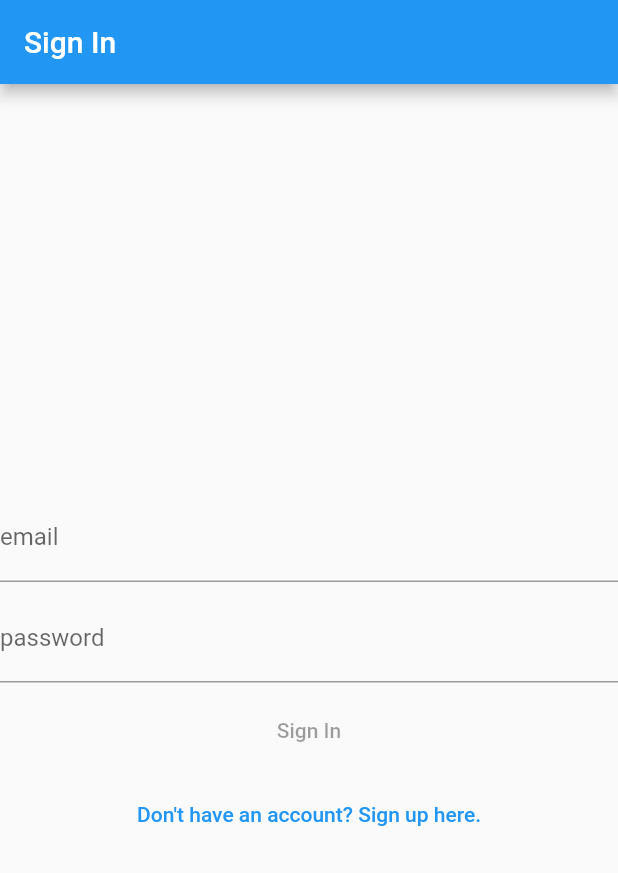
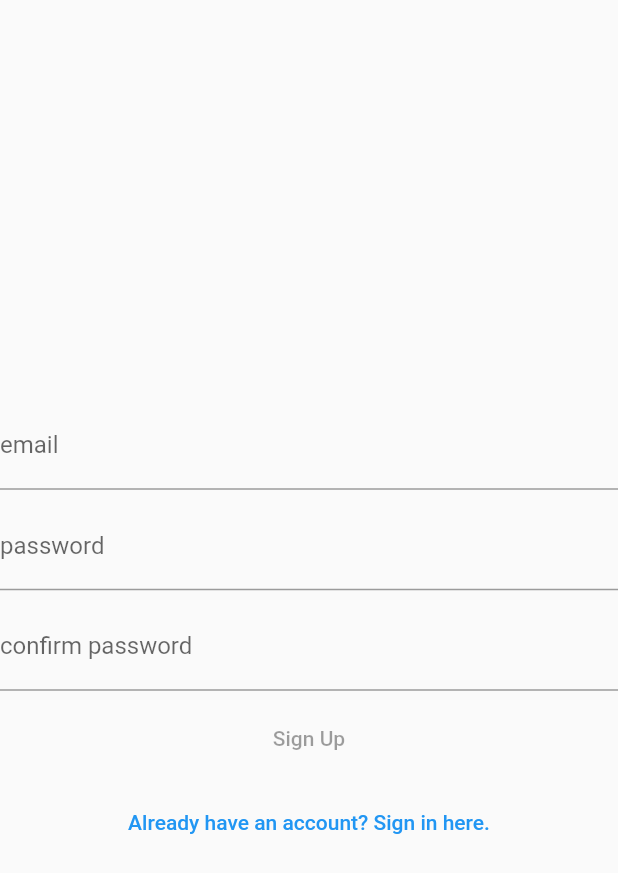
Before and after one commit to TudorBatica/Challenges, a Flutter app: the screen it shows after launch, after a tap on "Don't have an account? Sign up here.", on a phone screen of 412 x 824 dp. Shown: the top 873 px of the screen. Run offline on Flutter 3.47's test engine with Material 2 defaults, Android fonts, the light colour scheme and no system bars; our stand-ins replace bloc, equatable, firebase_auth, firebase_core, flutter_bloc, formz and 2 more; accounts and stored records are empty.

Commit message:
added sign up page & form

```diff
--- a/lib/application/authentication/sign_up_cubit.dart
+++ b/lib/application/authentication/sign_up_cubit.dart
@@ -12,8 +12,7 @@ part 'sign_up_state.dart';
 
 @injectable
 class SignUpCubit extends Cubit<SignUpState> {
-  SignUpCubit(SignUpState initialState, this._authenticationRepository)
-      : super(initialState);
+  SignUpCubit(this._authenticationRepository) : super(const SignUpState());
 
   final AuthenticationRepository _authenticationRepository;
 
@@ -50,7 +49,7 @@ class SignUpCubit extends Cubit<SignUpState> {
     ));
   }
 
-  Future<void> signUpFormSubmitted() async {
+  Future<void> signUpWithEmailAndPassword() async {
     if (!state.status.isValidated) return;
     emit(state.copyWith(status: FormzStatus.submissionInProgress));
     try {
--- a/lib/presentation/authentication/sign_in_form.dart
+++ b/lib/presentation/authentication/sign_in_form.dart
@@ -1,4 +1,5 @@
 import 'package:challengesapp/application/authentication/sign_in_cubit.dart';
+import 'package:challengesapp/presentation/authentication/sign_up_page.dart';
 import 'package:flutter/material.dart';
 import 'package:flutter_bloc/flutter_bloc.dart';
 import 'package:formz/formz.dart';
@@ -96,6 +97,8 @@ class _GoToSignUpButton extends StatelessWidget {
   @override
   Widget build(BuildContext context) {
     return TextButton(
-        onPressed: () {}, child: Text("Don't have an account? Sign up here."));
+        onPressed: () =>
+            Navigator.of(context).push(SignUpPage.materialPageRoute()),
+        child: Text("Don't have an account? Sign up here."));
   }
 }
--- a/lib/presentation/authentication/sign_in_page.dart
+++ b/lib/presentation/authentication/sign_in_page.dart
@@ -5,6 +5,12 @@ import 'package:flutter/material.dart';
 import 'package:flutter_bloc/flutter_bloc.dart';
 
 class SignInPage extends StatelessWidget {
+  const SignInPage({Key? key}) : super(key: key);
+
+  static Route materialPageRoute() {
+    return MaterialPageRoute<void>(builder: (_) => const SignInPage());
+  }
+
   @override
   Widget build(BuildContext context) {
     return Scaffold(
--- a/lib/presentation/authentication/sign_up_form.dart
+++ b/lib/presentation/authentication/sign_up_form.dart
@@ -1,4 +1,5 @@
 import 'package:challengesapp/application/authentication/sign_up_cubit.dart';
+import 'package:challengesapp/presentation/authentication/sign_in_page.dart';
 import 'package:flutter/material.dart';
 import 'package:flutter_bloc/flutter_bloc.dart';
 import 'package:formz/formz.dart';
@@ -15,7 +16,114 @@ class SignUpForm extends StatelessWidget {
                 content: Text('Sign up failed. Please, try again.')));
         }
       },
-      child: Align(),
+      child: Align(
+        child: SingleChildScrollView(
+          child: Column(
+            children: [
+              const SizedBox(height: 16.0),
+              _EmailInput(),
+              const SizedBox(height: 8.0),
+              _PasswordInput(),
+              const SizedBox(height: 8.0),
+              _ConfirmPasswordInput(),
+              const SizedBox(height: 8.0),
+              _SignUpButton(),
+              const SizedBox(height: 8.0),
+              _GoToSignInButton()
+            ],
+          ),
+        ),
+      ),
     );
   }
 }
+
+class _EmailInput extends StatelessWidget {
+  @override
+  Widget build(BuildContext context) {
+    return BlocBuilder<SignUpCubit, SignUpState>(
+      buildWhen: (previous, current) => previous.email != current.email,
+      builder: (context, state) {
+        return TextField(
+          key: const Key('signUpForm_emailInput_textField'),
+          onChanged: (email) => context.read<SignUpCubit>().emailChanged(email),
+          keyboardType: TextInputType.emailAddress,
+          decoration: InputDecoration(
+              labelText: 'email',
+              errorText: state.email.invalid ? 'invalid email address' : null),
+        );
+      },
+    );
+  }
+}
+
+class _PasswordInput extends StatelessWidget {
+  @override
+  Widget build(BuildContext context) {
+    return BlocBuilder<SignUpCubit, SignUpState>(
+        buildWhen: (previous, current) => previous.password != current.password,
+        builder: (context, state) {
+          return TextField(
+            key: const Key('signUpForm_passwordInput_textField'),
+            onChanged: (password) =>
+                context.read<SignUpCubit>().passwordChanged(password),
+            obscureText: true,
+            decoration: InputDecoration(
+                labelText: 'password',
+                errorText: state.password.invalid ? 'invalid password' : null),
+          );
+        });
+  }
+}
+
+class _ConfirmPasswordInput extends StatelessWidget {
+  @override
+  Widget build(BuildContext context) {
+    return BlocBuilder<SignUpCubit, SignUpState>(
+        buildWhen: (previous, current) =>
+            previous.password != current.password ||
+            previous.confirmedPassword != current.confirmedPassword,
+        builder: (context, state) {
+          return TextField(
+            key: const Key('signUpForm_confirmPasswordInput_textField'),
+            onChanged: (password) =>
+                context.read<SignUpCubit>().confirmedPasswordChanged(password),
+            obscureText: true,
+            decoration: InputDecoration(
+                labelText: 'confirm password',
+                errorText: state.confirmedPassword.invalid
+                    ? 'passwords do not match'
+                    : null),
+          );
+        });
+  }
+}
+
+class _SignUpButton extends StatelessWidget {
+  @override
+  Widget build(BuildContext context) {
+    return BlocBuilder<SignUpCubit, SignUpState>(
+        buildWhen: (previous, current) => previous.status != current.status,
+        builder: (context, state) {
+          return state.status.isSubmissionInProgress
+              ? const CircularProgressIndicator()
+              : TextButton(
+                  onPressed: state.status.isValidated
+                      ? () => context
+                          .read<SignUpCubit>()
+                          .signUpWithEmailAndPassword()
+                      : null,
+                  child: Text("Sign Up"));
+        });
+  }
+}
+
+class _GoToSignInButton extends StatelessWidget {
+  @override
+  Widget build(BuildContext context) {
+    return TextButton(
+        onPressed: () =>
+            Navigator.of(context).push(SignInPage.materialPageRoute()),
+        child: Text("Already have an account? Sign in here."));
+  }
+}
--- a/lib/presentation/authentication/sign_up_page.dart
+++ b/lib/presentation/authentication/sign_up_page.dart
@@ -1,4 +1,8 @@
+import 'package:challengesapp/application/authentication/sign_up_cubit.dart';
+import 'package:challengesapp/dependencies_configuration.dart';
+import 'package:challengesapp/presentation/authentication/sign_up_form.dart';
 import 'package:flutter/material.dart';
+import 'package:flutter_bloc/flutter_bloc.dart';
 
 class SignUpPage extends StatelessWidget {
   const SignUpPage({Key? key}) : super(key: key);
@@ -9,6 +13,11 @@ class SignUpPage extends StatelessWidget {
 
   @override
   Widget build(BuildContext context) {
-    return Scaffold();
+    return Scaffold(
+      body: BlocProvider(
+        create: (_) => getIt<SignUpCubit>(),
+        child: SignUpForm(),
+      ),
+    );
   }
 }
```
Also changed, not shown: lib/dependencies_configuration.config.dart.
